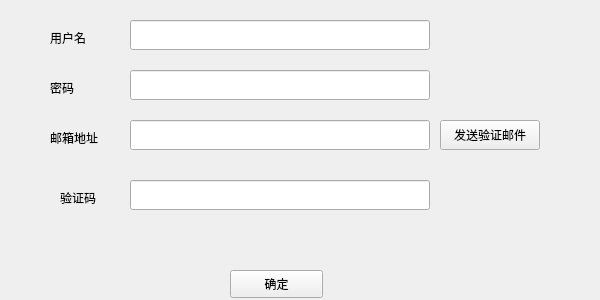
Old version of the form authentication/verifyGUI.ui in the repository PurePassersBy/ShacoRoom.
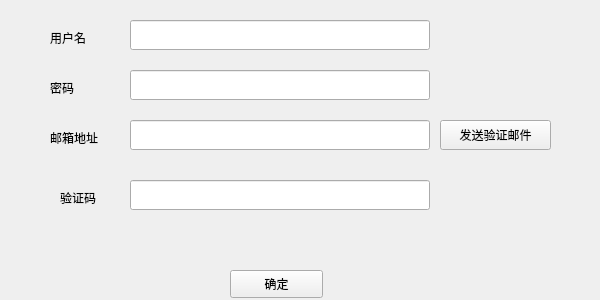
New version of the form.

Commit message: 增加了发送邮件后等待60秒功能

The edit to the form file:
```diff
--- a/authentication/verifyGUI.ui
+++ b/authentication/verifyGUI.ui
@@ -30,7 +30,7 @@
     <rect>
      <x>440</x>
      <y>120</y>
-     <width>100</width>
+     <width>111</width>
      <height>30</height>
     </rect>
    </property>
```
The commit also changes 2 other files.
